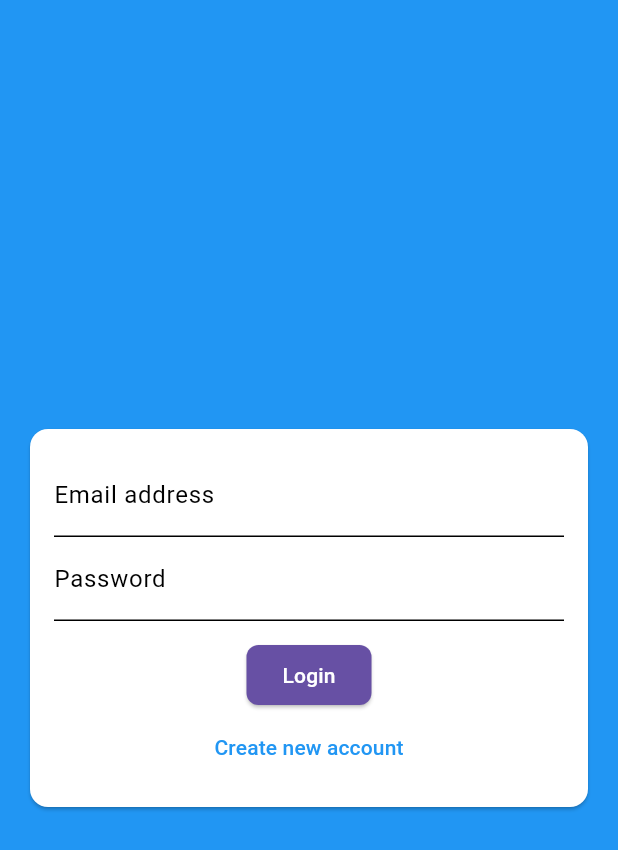
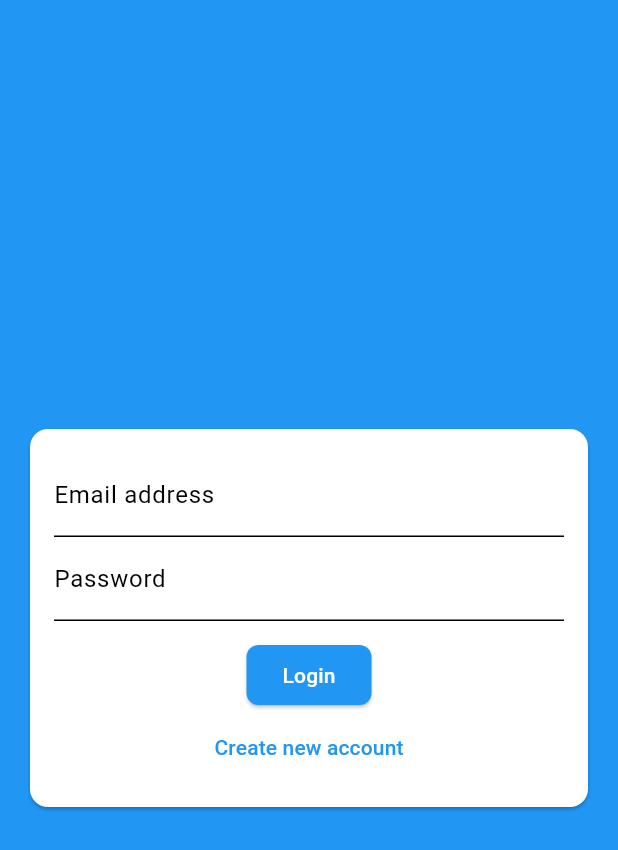
Before and after one commit to sprtms16/TagMind_FrontEnd, a Flutter app: the screen it shows after launch, on a phone screen of 412 x 824 dp. Shown: the top 850 px of the screen. Run offline on Flutter 3.47's test engine with Material 3 defaults, Android fonts, the light colour scheme and no system bars; our stand-ins replace flutter_secure_storage, table_calendar.

Commit message:
refactor(frontend): Address PR feedback for frontend

```diff
--- a/lib/main.dart
+++ b/lib/main.dart
@@ -87,14 +87,14 @@ class MyApp extends StatelessWidget {
           elevation: 4, // Add a subtle shadow to the AppBar
         ),
         // Define the theme for Floating Action Buttons
-        floatingActionButtonTheme: FloatingActionButtonThemeData(
-          backgroundColor: Theme.of(context).colorScheme.primary,
+        floatingActionButtonTheme: const FloatingActionButtonThemeData(
+          backgroundColor: Color(0xFF2196F3),
           foregroundColor: Colors.white,
         ),
         // Define the theme for Elevated Buttons
         elevatedButtonTheme: ElevatedButtonThemeData(
           style: ElevatedButton.styleFrom(
-            backgroundColor: Theme.of(context).colorScheme.primary,
+            backgroundColor: const Color(0xFF2196F3),
             foregroundColor: Colors.white,
             shape: RoundedRectangleBorder(
               borderRadius: BorderRadius.circular(8),
--- a/lib/models/diary.dart
+++ b/lib/models/diary.dart
@@ -26,10 +26,7 @@ class Diary {
   // Factory constructor to create a Diary object from a JSON map.
   factory Diary.fromJson(Map<String, dynamic> json) {
     // Safely parse the 'tags' field, handling null or empty lists.
-    var tagsFromJson = json['tags'];
-    List<Tag> tagList = tagsFromJson != null
-        ? (tagsFromJson as List).map((i) => Tag.fromJson(i)).toList()
-        : [];
+    List<Tag> tagList = (tagsFromJson as List<dynamic>? ?? []).map((i) => Tag.fromJson(i)).toList();
 
     return Diary(
       id: json['id'],
--- a/lib/providers/diary_provider.dart
+++ b/lib/providers/diary_provider.dart
@@ -137,7 +137,7 @@ class DiaryProvider with ChangeNotifier {
         }
         notifyListeners(); // Notify listeners about state change
       } else {
-        print('Failed to add diary: ${response.statusCode} ${response.body}');
+        debugPrint('Failed to add diary: ${response.statusCode} ${response.body}');
         throw Exception('Failed to add diary');
       }
     } catch (error) {
--- a/pubspec.yaml
+++ b/pubspec.yaml
@@ -17,7 +17,6 @@ dependencies:
   flutter_secure_storage: ^9.2.4
   http: ^1.1.0
   table_calendar: ^3.0.9
-  image_picker: ^1.0.4
 
 dev_dependencies:
   flutter_test:
```
Also changed, not shown: lib/models/tag_pack.dart (added, +26 -0 lines), lib/providers/iap_provider.dart (+1 -28 lines), 1 other file.
